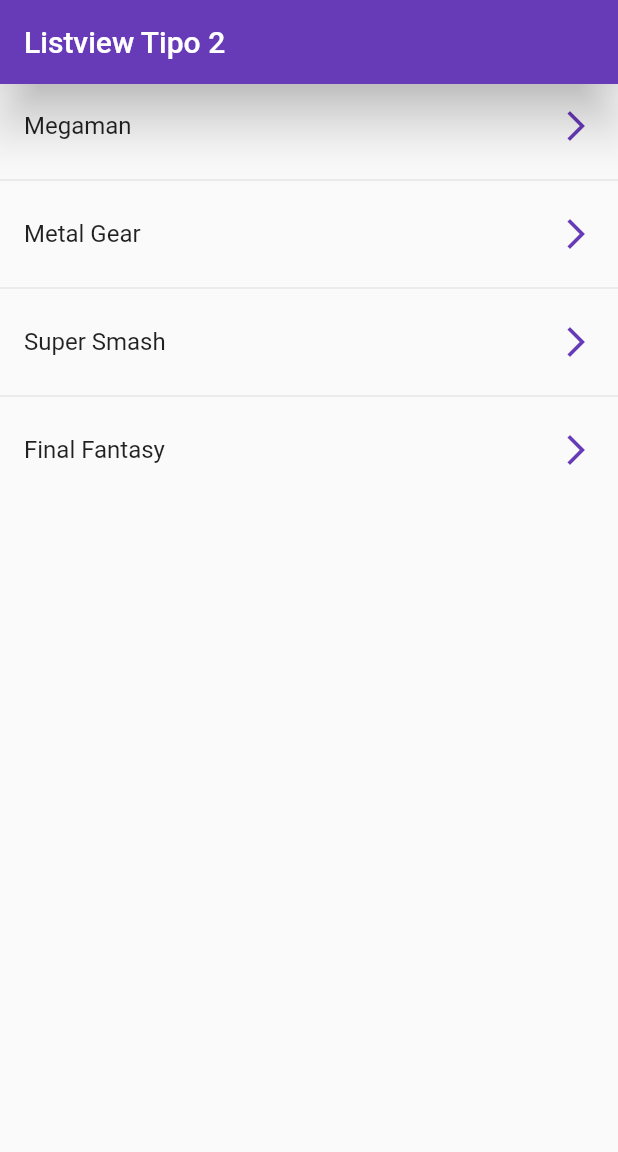
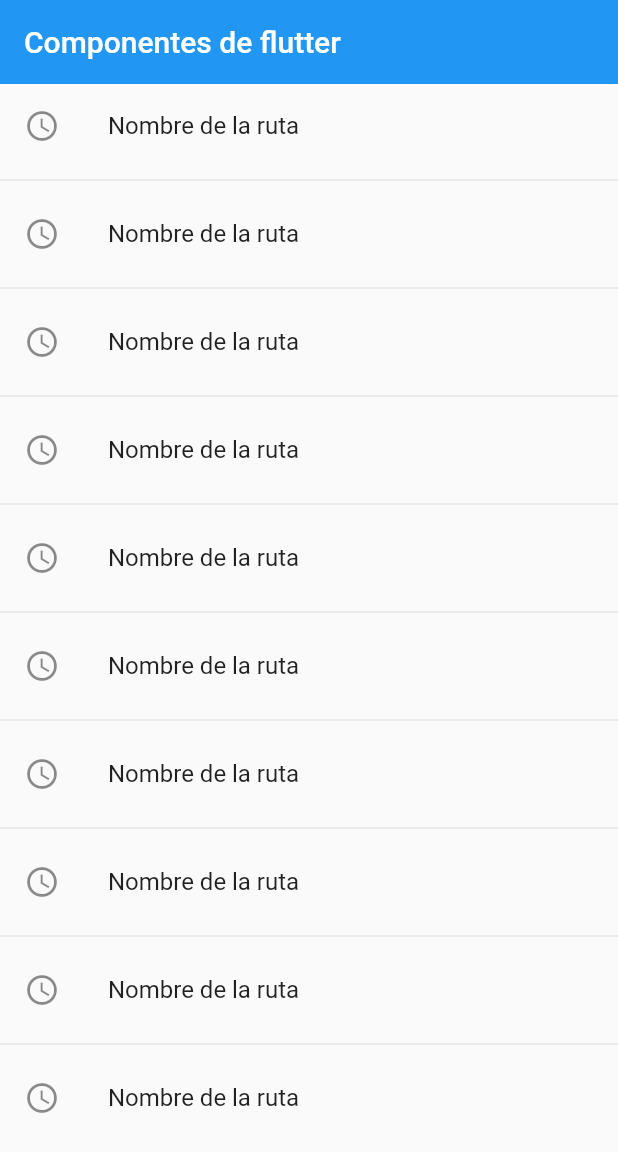
Before and after one commit to carlossuarezquintero/Flutter.Training, a Flutter app: the screen it shows after launch, on a phone screen of 412 x 824 dp. Shown: the top 1152 px of the screen. Run offline on Flutter 3.47's test engine with Material 2 defaults, Android fonts, the phone set to English and light mode, and no system bars.

Commit message:
Implementando rutas

```diff
--- a/lib/main.dart
+++ b/lib/main.dart
@@ -1,16 +1,29 @@
 import 'package:flutter/material.dart';
-import 'package:flutter_test_components/screens/listview2_screen.dart';
+import 'screens/screens.dart';
 
-void main() => runApp(MyApp());
+void main() => runApp(const MyApp());
 
 class MyApp extends StatelessWidget {
   const MyApp({Key? key}) : super(key: key);
 
   @override
   Widget build(BuildContext context) {
-    return const MaterialApp(
+    return MaterialApp(
       title: 'Material App',
-      home: Listview2Screen(),
+      initialRoute: 'home',
+      home: const Listview2Screen(),
+      routes: {
+        'home': (context) => const HomeScreen(),
+        'Listview1': (context) => const Listview1Screen(),
+        'Listview2': (context) => const Listview2Screen(),
+        'alert': (context) => const AlertScreen(),
+        'card': (context) => const CardScreen(),
+      },
+      onGenerateRoute: (settings) {
+        return MaterialPageRoute(
+          builder: (context) => const AlertScreen(),
+        );
+      },
     );
   }
 }
--- /dev/null
+++ b/lib/screens/home_screen.dart
@@ -0,0 +1,32 @@
+import 'package:flutter/material.dart';
+
+import 'screens.dart';
+
+class HomeScreen extends StatelessWidget {
+  const HomeScreen({Key? key}) : super(key: key);
+
+  @override
+  Widget build(BuildContext context) {
+    return Scaffold(
+        appBar: AppBar(
+          title: const Text('Componentes de flutter'),
+          elevation: 0,
+        ),
+        body: ListView.separated(
+          itemBuilder: (context, index) => ListTile(
+            leading: const Icon(Icons.access_time_outlined),
+            title: const Text('Nombre de la ruta'),
+            onTap: () {
+              // final route = MaterialPageRoute(
+              //   builder: (context) => const Listview1Screen(),
+              // );
+              // Navigator.push(context, route);
+
+              Navigator.pushNamed(context, 'alert');
+            },
+          ),
+          separatorBuilder: (_, __) => const Divider(), itemCount: 10,
+          // itemCount: menuOptions.length
+        ));
+  }
+}
--- /dev/null
+++ b/lib/screens/screens.dart
@@ -0,0 +1,5 @@
+export 'package:flutter_test_components/screens/home_screen.dart';
+export 'package:flutter_test_components/screens/alert_screen.dart';
+export 'package:flutter_test_components/screens/card_screen.dart';
+export 'package:flutter_test_components/screens/listview2_screen.dart';
+export 'package:flutter_test_components/screens/listview_screen.dart';
```
Also changed, not shown: lib/screens/alert_screen.dart (added, +14 -0 lines), lib/screens/card_screen.dart (added, +14 -0 lines).
